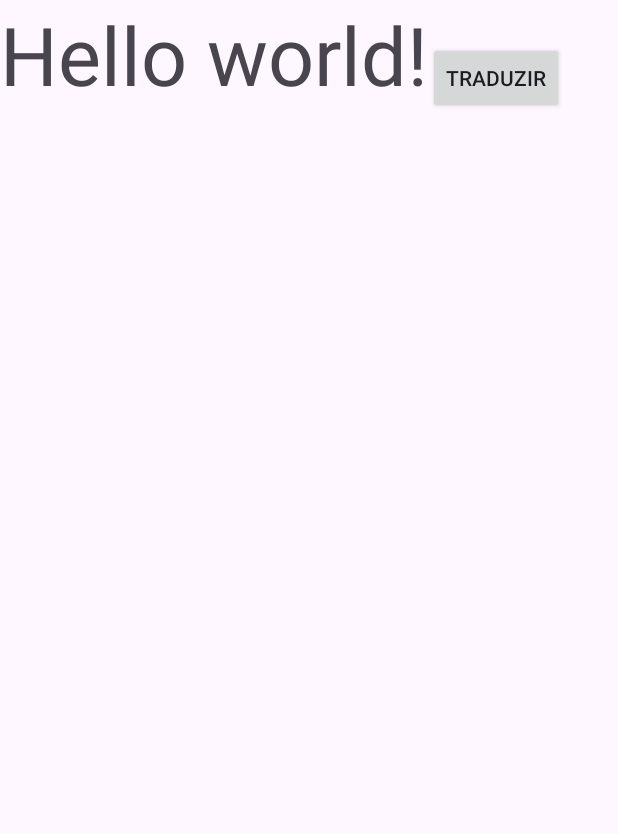
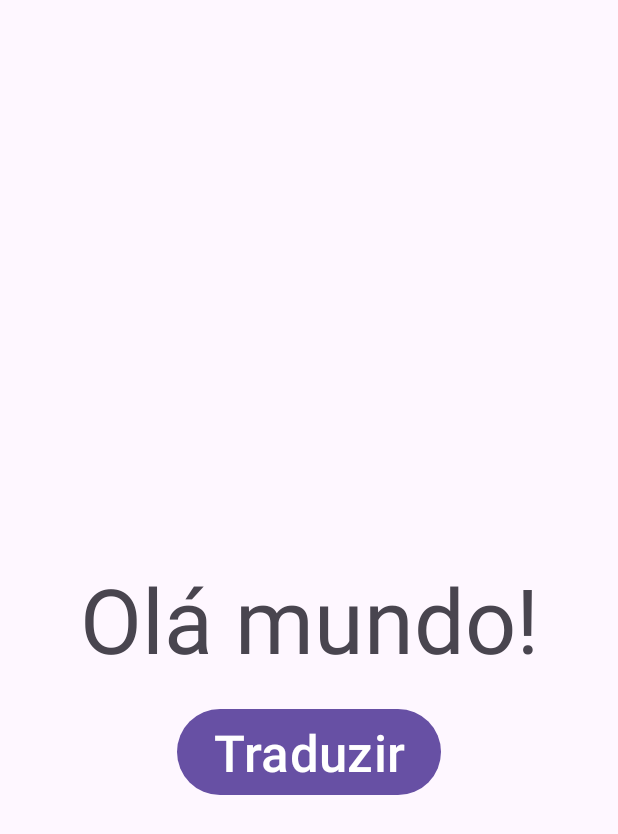
Before and after one commit to lgleto/CMII2324, an Android app: the screen it shows after launch (MainActivity), on a phone screen of 412 x 824 dp. Shown: the top 834 px of the screen. Run offline under Robolectric (Android 15) with nearby library versions, the phone set to English and light mode, and no system bars.

Commit message:
Hello world xml

```diff
--- a/HelloWorld/app/src/main/java/ipca/utility/helloworld/MainActivity.kt
+++ b/HelloWorld/app/src/main/java/ipca/utility/helloworld/MainActivity.kt
@@ -11,24 +11,14 @@ class MainActivity : AppCompatActivity() {
 
     override fun onCreate(savedInstanceState: Bundle?) {
         super.onCreate(savedInstanceState)
+        setContentView(R.layout.activity_main)
 
-        val textView = TextView(this)
-        textView.text = "Hello world!"
-        textView.textSize = 54.0f
-        val button = Button(this)
+        val textView = findViewById<TextView>(R.id.textView)
+        textView.text = "Olá mundo!"
 
-
-        val linearLayout = LinearLayout(this)
-        linearLayout.addView(textView)
-        linearLayout.addView(button)
-
-        setContentView(linearLayout)
-
-
-        button.text = "Traduzir"
+        val button = findViewById<Button>(R.id.button)
         button.setOnClickListener {
-            textView.text = "ola mundo"
+            textView.text = "Hello World!"
         }
-
     }
 }
--- a/HelloWorld/app/src/main/res/layout/activity_main.xml
+++ b/HelloWorld/app/src/main/res/layout/activity_main.xml
@@ -7,12 +7,25 @@
     tools:context=".MainActivity">
 
     <TextView
+        android:id="@+id/textView"
         android:layout_width="wrap_content"
         android:layout_height="wrap_content"
         android:text="Hello World!"
+        android:textSize="60sp"
         app:layout_constraintBottom_toBottomOf="parent"
         app:layout_constraintEnd_toEndOf="parent"
         app:layout_constraintStart_toStartOf="parent"
         app:layout_constraintTop_toTopOf="parent" />
 
+    <Button
+        android:id="@+id/button"
+        android:layout_width="wrap_content"
+        android:layout_height="wrap_content"
+        android:layout_marginTop="16dp"
+        android:text="Traduzir"
+        android:textSize="34sp"
+        app:layout_constraintEnd_toEndOf="parent"
+        app:layout_constraintStart_toStartOf="parent"
+        app:layout_constraintTop_toBottomOf="@+id/textView" />
+
 </androidx.constraintlayout.widget.ConstraintLayout>
```
